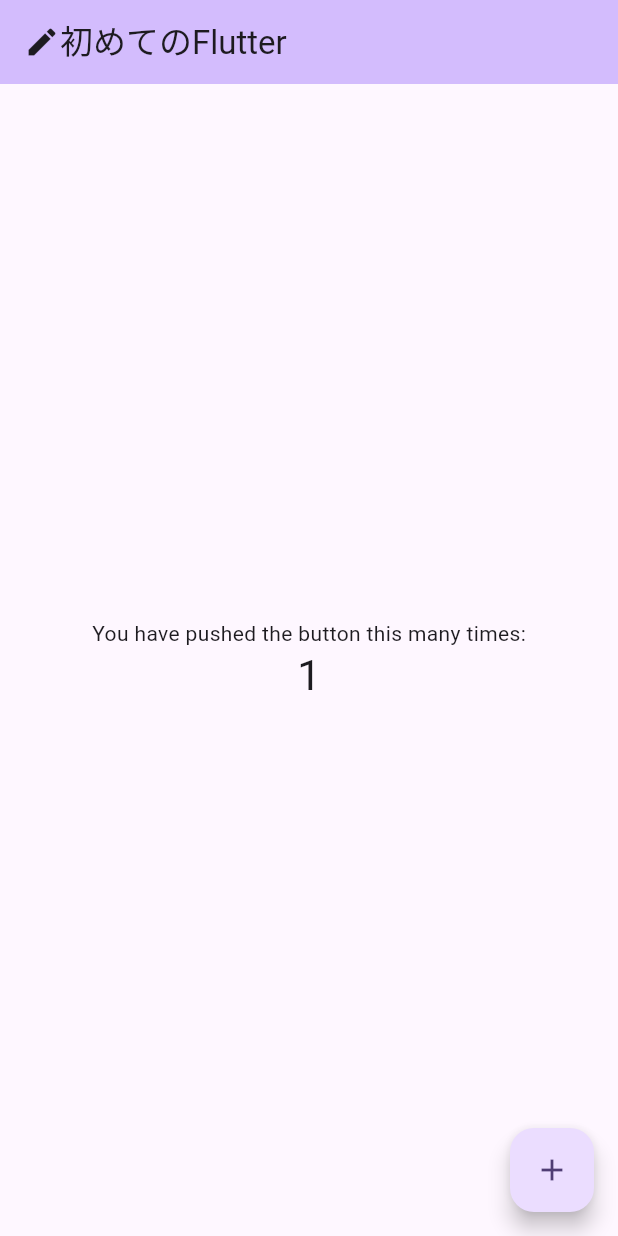
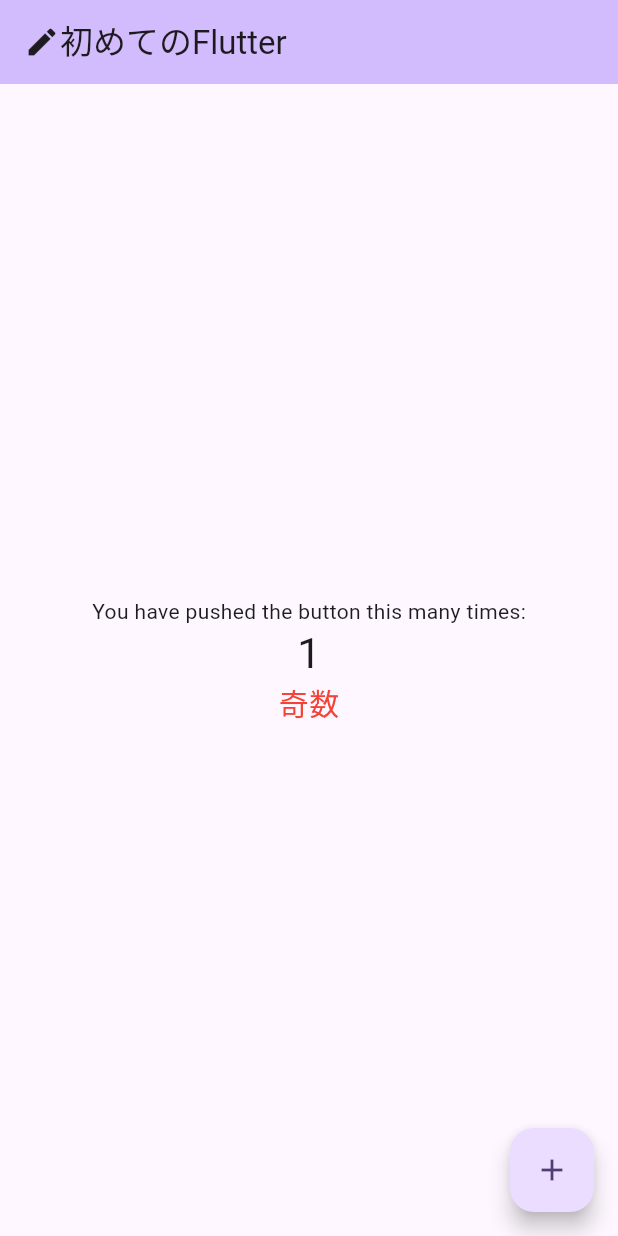
Before and after one commit to powerninja/helloFlutter, a Flutter app: the screen it shows after launch, after a tap on the "add" icon, on a phone screen of 412 x 824 dp. Run offline on Flutter 3.47's test engine with Material 3 defaults, Android fonts, the phone set to English and light mode, and no system bars.

Commit message:
ボタンが押下した数によって偶数と奇数を切り替える処理を追加

```diff
--- a/lib/main.dart
+++ b/lib/main.dart
@@ -36,12 +36,13 @@ class MyHomePage extends StatefulWidget {
 
 class _MyHomePageState extends State<MyHomePage> {
   int _counter = 0;
+  String _type = "偶数";
 
 //5. カウンタが押された時のメソッド
   void _incrementCounter() {
     setState(() {
       _counter++;
-      print("HelloWorld");
+      _counter % 2 == 0 ? _type = "偶数" : _type = "奇数";
     });
   }
 
@@ -73,6 +74,7 @@ class _MyHomePageState extends State<MyHomePage> {
               '$_counter',
               style: Theme.of(context).textTheme.headlineMedium,
             ),
+            Text('$_type', style: TextStyle(fontSize: 20, color: Colors.red))
           ],
         ),
       ),
```
